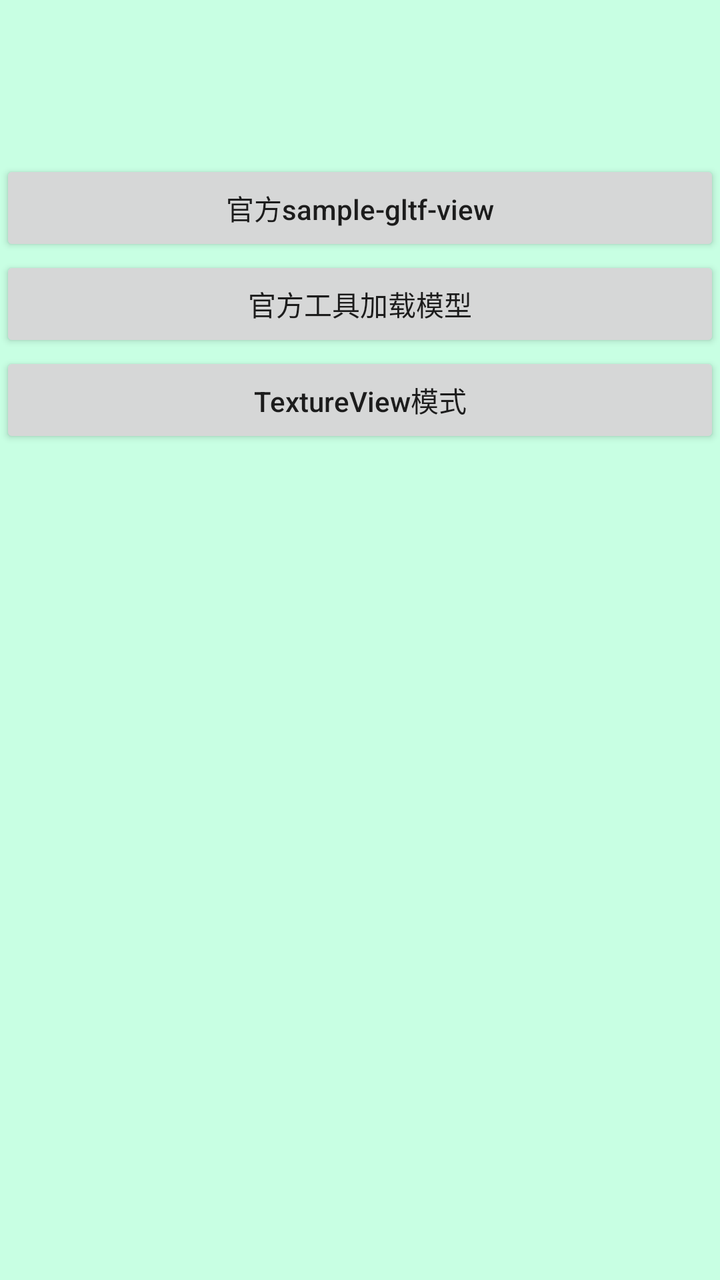
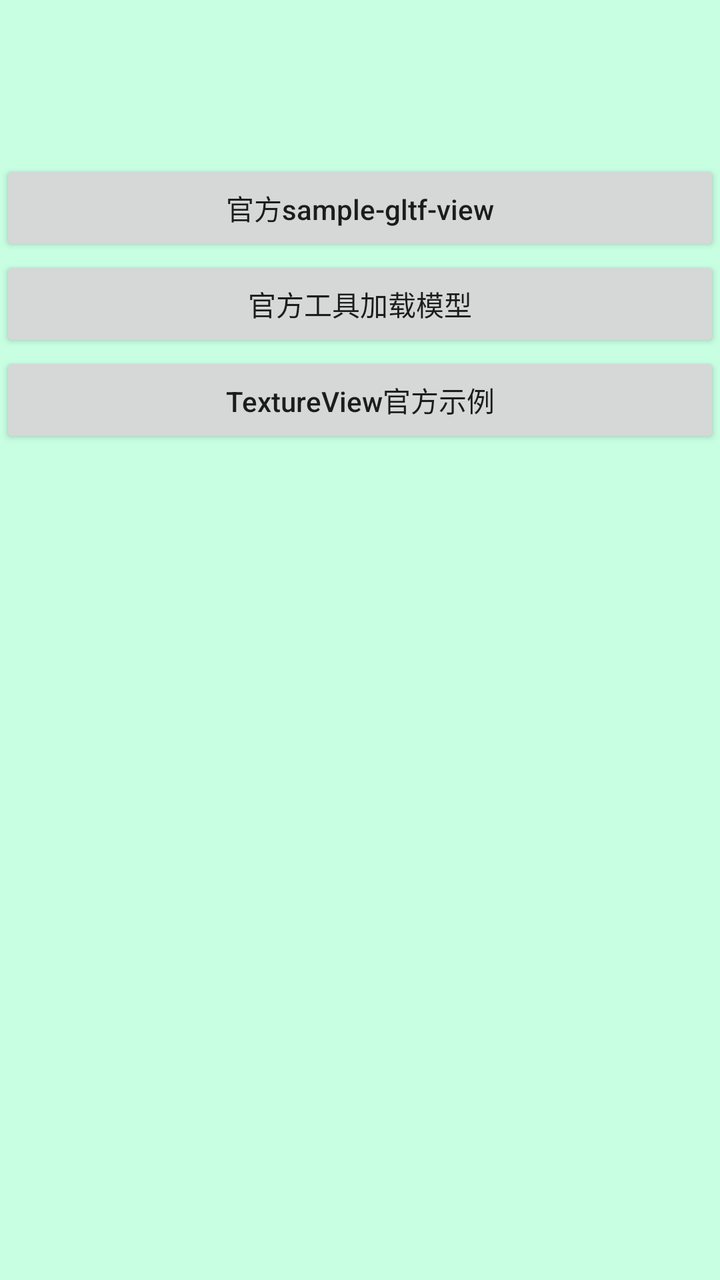

Two renders of the same Android screen: before a commit and after it. Below are the layout's source before the change and the commit's diff.
<!-- AndroidManifest.xml: application theme Theme.Filament_demo -->
<!-- res/layout/activity_start.xml -->
<?xml version="1.0" encoding="utf-8"?>
<LinearLayout xmlns:android="http://schemas.android.com/apk/res/android"
    xmlns:app="http://schemas.android.com/apk/res-auto"
    xmlns:tools="http://schemas.android.com/tools"
    android:id="@+id/main"
    android:layout_width="match_parent"
    android:layout_height="match_parent"
    android:background="#C8FFE3"
    android:orientation="vertical"
    tools:context=".StartActivity">

    <Button
        android:id="@+id/button_1"
        android:layout_width="match_parent"
        android:layout_height="wrap_content"
        android:layout_marginTop="80dp"
        android:text="官方sample-gltf-view"
        android:textAllCaps="false" />

    <Button
        android:id="@+id/button_2"
        android:layout_width="match_parent"
        android:layout_height="wrap_content"
        android:text="官方工具加载模型" />

    <Button
        android:id="@+id/button_3"
        android:layout_width="match_parent"
        android:layout_height="wrap_content"
        android:text="TextureView模式"
        android:textAllCaps="false" />
</LinearLayout>
<!-- resources referenced by this layout -->
<resources>
  <style name="Theme.Filament_demo" parent="Theme.AppCompat.DayNight.NoActionBar">
          
          <item name="colorPrimary">@color/purple_500</item>
          <item name="colorPrimaryVariant">@color/purple_700</item>
          <item name="colorOnPrimary">@color/white</item>
          
          <item name="colorSecondary">@color/teal_200</item>
          <item name="colorSecondaryVariant">@color/teal_700</item>
          <item name="colorOnSecondary">@color/black</item>
          
          <item name="android:statusBarColor">?attr/colorPrimaryVariant</item>
          
      </style>
  <color name="purple_500">#FF6200EE</color>
  <color name="purple_700">#FF3700B3</color>
  <color name="white">#FFFFFFFF</color>
  <color name="teal_200">#FF03DAC5</color>
  <color name="teal_700">#FF018786</color>
  <color name="black">#FF000000</color>
</resources>

<!-- the commit's change to res/layout/activity_start.xml (unified diff, before → after) -->
@@ -27,6 +27,6 @@
         android:id="@+id/button_3"
         android:layout_width="match_parent"
         android:layout_height="wrap_content"
-        android:text="TextureView模式"
+        android:text="TextureView官方示例"
         android:textAllCaps="false" />
 </LinearLayout>
